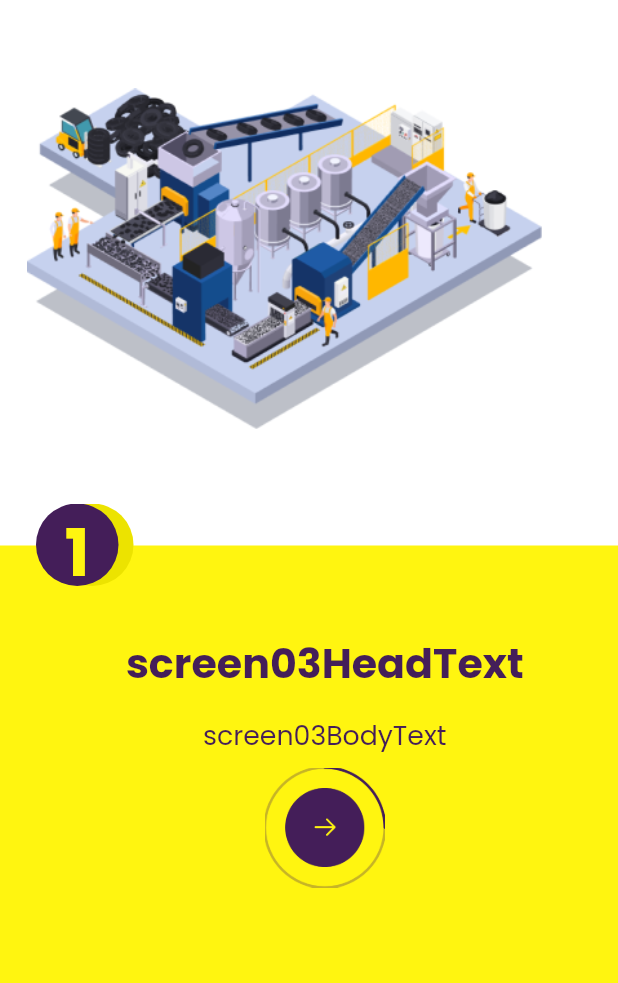
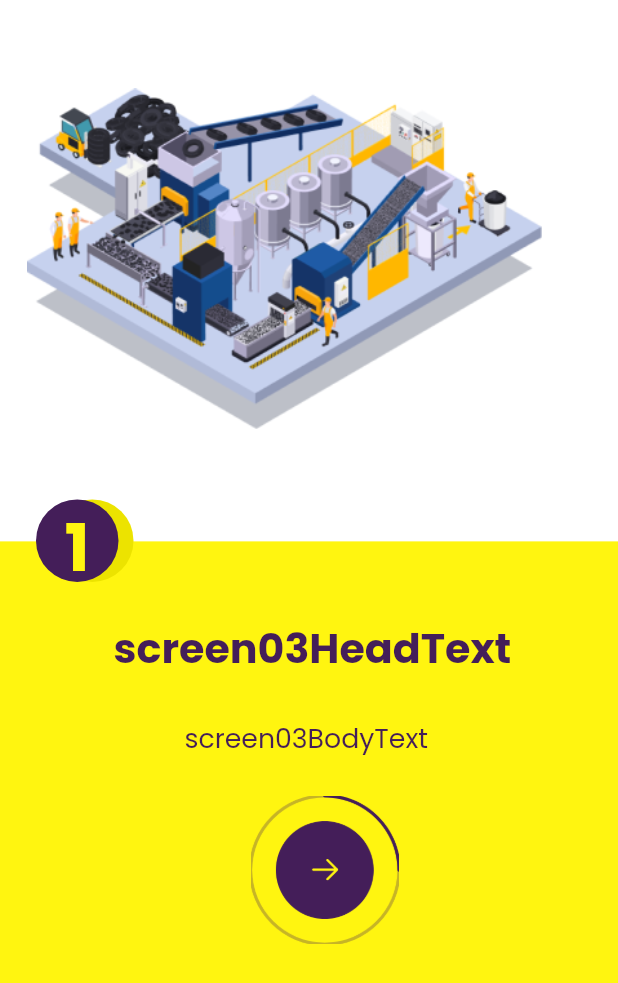
Before and after one commit to Daniel-TheProgrammer/sikatronic_equipment, a Flutter app: the ThirdScreen screen opened by its route, on a phone screen of 412 x 824 dp. Shown: the top 983 px of the screen. Run offline on Flutter 3.47's test engine with Material 2 defaults, Android fonts, the phone set to English and light mode, and no system bars; our stand-ins replace cloud_firestore, country_picker, device_preview, firebase_auth, firebase_core, flutter_screenutil and 4 more; missing offline and left inert: flutter_email_sender; accounts and stored records are empty.

Commit message:
screen_second_respo_done

```diff
--- a/lib/screens/Screen03/screen03.dart
+++ b/lib/screens/Screen03/screen03.dart
@@ -26,13 +26,12 @@ class ThirdScreen extends StatelessWidget {
           color: Color(0xffffffff),
         ),
         child: Column(
-
           crossAxisAlignment: CrossAxisAlignment.center,
           children: [
             Container(
               margin: const EdgeInsets.fromLTRB(18, 0, 34, 47),
               width: double.infinity,
-              height: height.height / 3,
+              height: height.height * 0.33, //height.height / 3
               child: Stack(
                 children: [
                   Positioned(
@@ -40,8 +39,8 @@ class ThirdScreen extends StatelessWidget {
                     top: 0,
                     child: Align(
                       child: SizedBox(
-                        width: width.width / 1.2,
-                        height: height.height / 2.6,
+                        width: width.width / 1.2, //width.width / 1.2
+                        height: height.height / 2.6, //height.height / 2.6
                         child: Image.asset(
                           'assets/imgs/engine001.png',
                           fit: BoxFit.contain,
@@ -104,9 +103,11 @@ class ThirdScreen extends StatelessWidget {
                       height: height.height / 1.5,
                       child: Column(
                         crossAxisAlignment: CrossAxisAlignment.center,
+                        mainAxisAlignment: MainAxisAlignment.start,
                         children: [
                           Container(
-                            margin: const EdgeInsets.fromLTRB(0, 15, 0, 5), //top = 25, right = 78
+                            margin: EdgeInsets.fromLTRB(
+                                0, 1.h, 2.h, 0), //top = 25, right = 78,b=5
                             // child: Text(
                             //   'Search for  Machines and Equipement',
                             //   style: GoogleFonts.poppins(
@@ -127,7 +128,7 @@ class ThirdScreen extends StatelessWidget {
                           Container(
                             //margin: const EdgeInsets.fromLTRB(0, 0, 0, 15),
                             child: Padding(
-                              padding: const EdgeInsets.all(8.0),
+                              padding: EdgeInsets.fromLTRB(0, 3.h,3.h ,0), //edgeInsets.all(6.0)
                               // child: Text(
                               //   '',
                               //   style: GoogleFonts.poppins(
@@ -145,29 +146,29 @@ class ThirdScreen extends StatelessWidget {
                                   height: 1.5950000286),
                             ),
                           ),
+                          SizedBox(
+height: height.height * 0.030,
+                          ),
                           Row(
                             mainAxisAlignment: MainAxisAlignment.center,
-                            crossAxisAlignment: CrossAxisAlignment.center,
+                            // crossAxisAlignment: CrossAxisAlignment.center,
                             children: [
                               GestureDetector(
-                                onTap: () =>
-                                    Get.to(() => const FourthScreen()),
+                                onTap: () => Get.to(() => const FourthScreen()),
                                 child: Container(
-                                  margin:
-                                      const EdgeInsets.fromLTRB(0, 0, 0, 0),
-                                  width: 80,
-                                  height: 80,
+                                  margin: const EdgeInsets.fromLTRB(0, 0, 0, 0),
+                                  width: 12.h, //80
+                                  height: 12.h, //80
                                   child: AspectRatio(
                                     aspectRatio: 1 / 1,
                                     child: Image.asset(
                                       'assets/imgs/progress_button.png',
                                       // width: 80,
                                       // height: 80,
-                                      fit: BoxFit.cover,
+                                      // fit: BoxFit.cover,
                                     ),
                                   ),
                                 ),
-
                               ),
                             ],
                           ),
--- a/lib/screens/screen04/screen04.dart
+++ b/lib/screens/screen04/screen04.dart
@@ -3,6 +3,7 @@ import 'package:get/get.dart';
 import 'package:google_fonts/google_fonts.dart';
 import 'package:sikatronics_equipment/screens/Registration_screen/registration.dart';
 import 'package:sikatronics_equipment/utils/colors.dart';
+import 'package:sikatronics_equipment/utils/media_query.dart';
 import 'package:sikatronics_equipment/widget/translate_text.dart';
 
 import '../Screen05/screen05.dart';
@@ -12,6 +13,8 @@ class FourthScreen extends StatelessWidget {
 
   @override
   Widget build(BuildContext context) {
+    final height = MediaQueryContext.ofHeight(context);
+    final width = MediaQueryContext.ofWidth(context);
     return Scaffold(
       body: Container(
         padding: const EdgeInsets.fromLTRB(0, 5, 0, 0),
```
